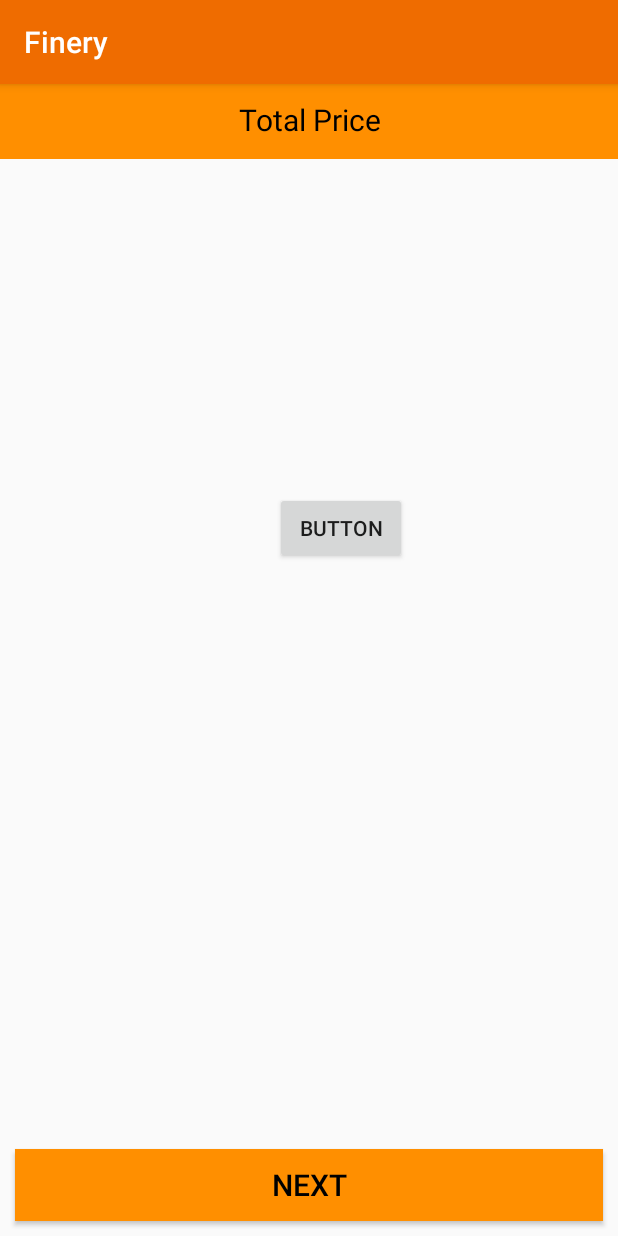
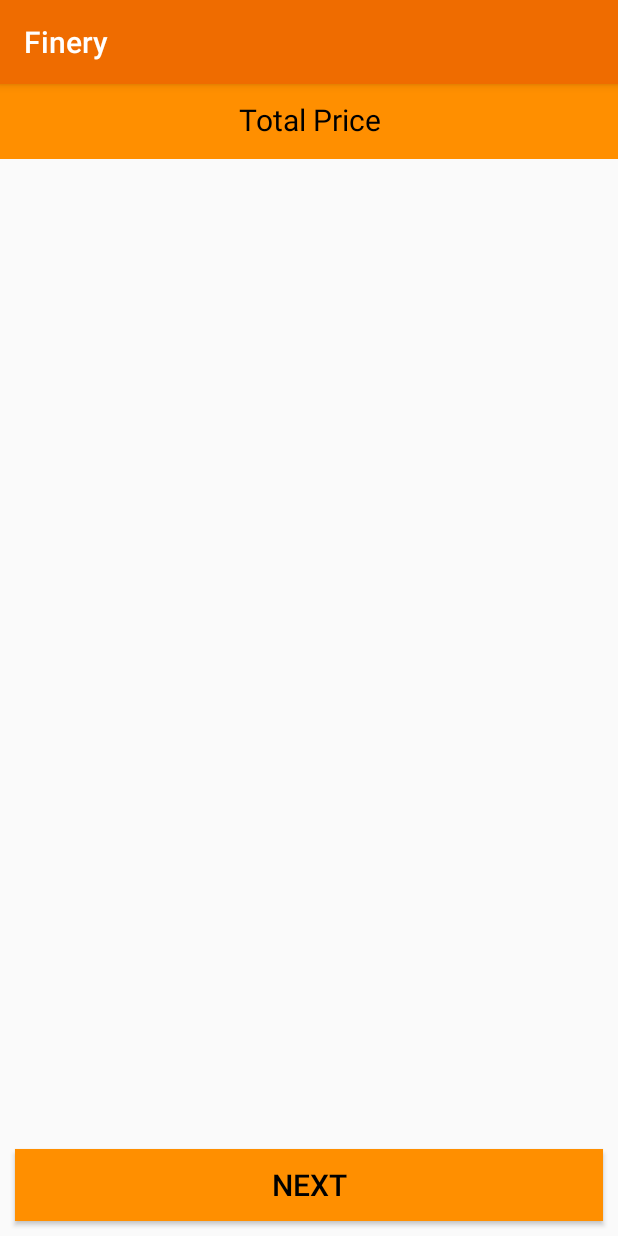
Before and after one commit to Perusha/MAD-Project, an Android app: the CartActivity screen opened directly, with no data from a screen before it, on a phone screen of 412 x 824 dp. Run offline under Robolectric (Android 15) with nearby library versions, the phone set to English and light mode, and no system bars; our stand-ins replace Firebase (no records; nobody signed in at launch, a user with empty details on screens opened directly).

Commit message:
next11 commit

```diff
--- a/app/build.gradle
+++ b/app/build.gradle
@@ -31,6 +31,7 @@ dependencies {
     implementation 'com.github.rey5137:material:1.3.1'
     implementation 'androidx.cardview:cardview:1.0.0'
     implementation 'androidx.recyclerview:recyclerview:1.0.0'
+    implementation 'com.firebaseui:firebase-ui-database:4.3.2'
     testImplementation 'junit:junit:4.12'
     androidTestImplementation 'androidx.test.ext:junit:1.1.2'
     androidTestImplementation 'androidx.test.espresso:espresso-core:3.3.0'
--- a/app/src/main/java/com/example/finery/CartActivity.java
+++ b/app/src/main/java/com/example/finery/CartActivity.java
@@ -1,14 +1,23 @@
 package com.example.finery;
 
+import androidx.annotation.NonNull;
 import androidx.appcompat.app.AppCompatActivity;
 import androidx.recyclerview.widget.LinearLayoutManager;
 import androidx.recyclerview.widget.RecyclerView;
 
 import android.content.Intent;
 import android.os.Bundle;
+import android.view.LayoutInflater;
 import android.view.View;
+import android.view.ViewGroup;
 import android.widget.Button;
 import android.widget.TextView;
+
+import com.firebase.ui.database.FirebaseRecyclerAdapter;
+import com.firebase.ui.database.FirebaseRecyclerOptions;
+import com.google.firebase.FirebaseOptions;
+import com.google.firebase.database.DatabaseReference;
+import com.google.firebase.database.FirebaseDatabase;
 
 public class CartActivity extends AppCompatActivity {
 
@@ -17,7 +26,7 @@ public class CartActivity extends AppCompatActivity {
     private Button NextProcessBtn;
     private TextView txtTotalAmount;
 
-    private Button btnDel;
+
     @Override
     protected void onCreate(Bundle savedInstanceState) {
         super.onCreate(savedInstanceState);
@@ -31,7 +40,6 @@ public class CartActivity extends AppCompatActivity {
         NextProcessBtn = (Button) findViewById(R.id.next_process_btn);
         txtTotalAmount = (TextView) findViewById(R.id.total_price);
 
-        btnDel = (Button)findViewById(R.id.button2);
     }
     public void onClick(View view) {
         Intent i;
@@ -40,4 +48,32 @@ public class CartActivity extends AppCompatActivity {
 
 
     }
-}
+
+    //@Override
+    //protected void onStart() {
+      //  super.onStart();
+
+        //final DatabaseReference cartListRef = FirebaseDatabase.getInstance().getReference().child("Cart List");
+
+        //FirebaseRecyclerOptions<Cart> options =
+                //new FirebaseRecyclerOptions.Builder<Cart>()
+               // .setQuery(cartListRef.child("User View")
+                        //.child().child("Products"),Cart.class).build();
+
+        //FirebaseRecyclerAdapter<Cart,CartViewHolder> adapter = new FirebaseRecyclerAdapter<Cart, CartViewHolder>(options) {
+           // @Override
+            //protected void onBindViewHolder(@NonNull CartViewHolder cartViewHolder, int i, @NonNull Cart cart) {
+
+            }
+
+            //@NonNull
+           // @Override
+           // public CartViewHolder onCreateViewHolder(@NonNull ViewGroup parent, int viewType) {
+              //  View view = LayoutInflater.from(parent.getContext()).inflate(R.layout.cart_items_layout,parent,false);
+               // CartViewHolder holder = new CartViewHolder(view);
+               // return holder;
+            //}
+        //}
+
+   // }
+//}
--- a/app/src/main/java/com/example/finery/DeliveryDetails.java
+++ b/app/src/main/java/com/example/finery/DeliveryDetails.java
@@ -20,7 +20,7 @@ import com.google.firebase.database.ValueEventListener;
 public class DeliveryDetails extends AppCompatActivity {
 
     EditText editTextFname,editTextLname,editTextCity,editTextAddress,editTextConNo;
-    Button buttonAdd,buttonShow,buttonUpdate,buttonDelete;
+    Button buttonAdd,buttonShow;
     DatabaseReference dbRef;
     Delivery std;
 
@@ -47,9 +47,6 @@ public class DeliveryDetails extends AppCompatActivity {
 
         buttonAdd = findViewById(R.id.buttonAdd);
         buttonShow = findViewById(R.id.buttonShow);
-        buttonUpdate = findViewById(R.id.buttonUp);
-        buttonDelete = findViewById(R.id.buttonDelete);
-
         std = new Delivery();
         buttonAdd.setOnClickListener(new View.OnClickListener() {
             @Override
--- a/app/src/main/res/layout/activity_cart.xml
+++ b/app/src/main/res/layout/activity_cart.xml
@@ -42,24 +42,11 @@
         android:layout_alignParentBottom="true"
         android:background="@color/colorPrimaryDark"
         android:text="Next"
+        android:onClick="onClick"
         android:textColor="@android:color/black"
         android:textSize="20dp"
         android:layout_margin="10dp"
 
         />
 
-    <Button
-        android:id="@+id/button2"
-        android:layout_width="wrap_content"
-        android:layout_height="wrap_content"
-        android:layout_marginStart="183dp"
-        android:layout_marginTop="272dp"
-        android:layout_marginEnd="140dp"
-        android:layout_marginBottom="411dp"
-        android:text="Button"
-        android:onClick="onClick"
-        app:layout_constraintBottom_toBottomOf="parent"
-        app:layout_constraintEnd_toEndOf="parent"
-        app:layout_constraintStart_toStartOf="parent"
-        app:layout_constraintTop_toTopOf="parent" />
 </RelativeLayout>
```
Also changed, not shown: app/src/main/java/com/example/finery/Cart.java (added, +47 -0 lines), app/src/main/java/com/example/finery/CartViewHolder.java (added, +33 -0 lines).
